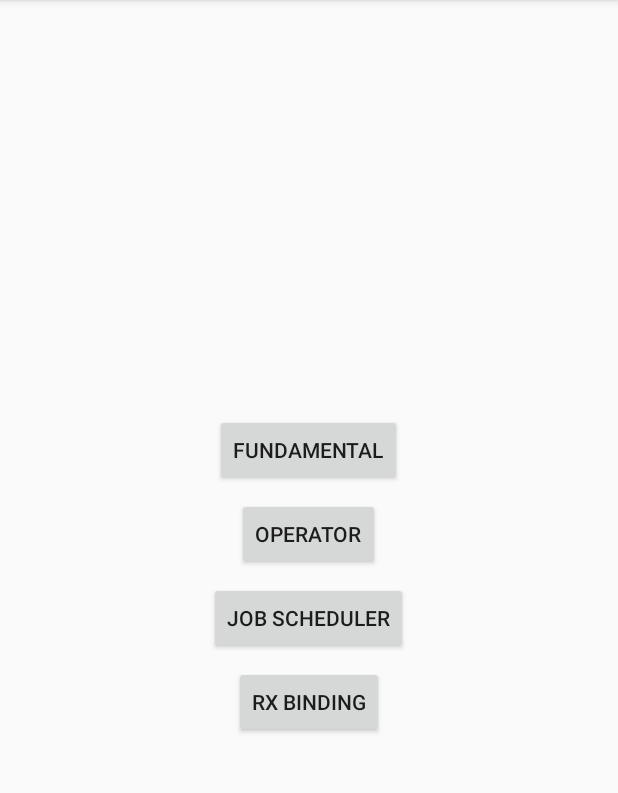
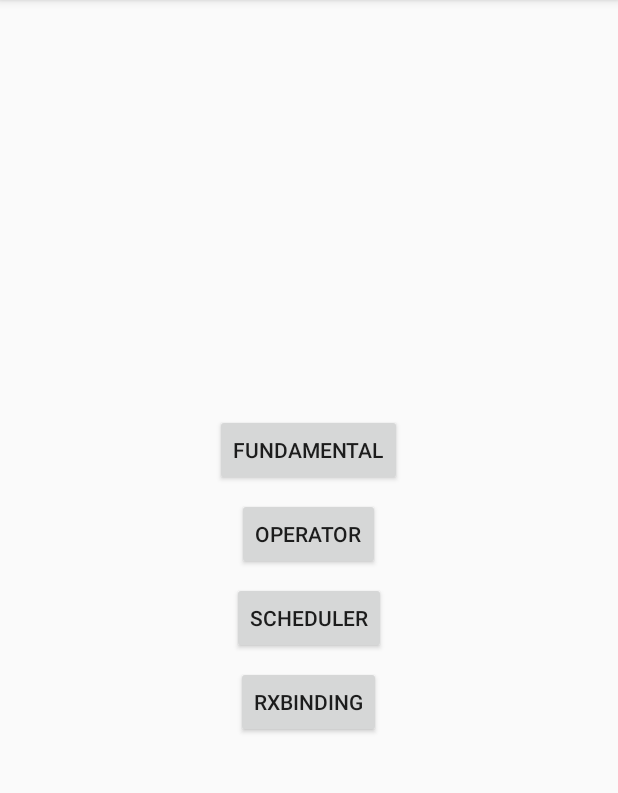
Before and after one commit to JackYoun/RxAndroidTest, an Android app: the screen it shows after launch (MainActivity), on a phone screen of 412 x 824 dp, the part 84-877 px from its top. Run offline under Robolectric (Android 15) with nearby library versions, the phone set to English and light mode, and no system bars.

Commit message:
package 정리, title 변경.

```diff
--- a/app/src/main/java/com/jack/app/rxtest/RxBindingActivity.java
+++ b/app/src/main/java/com/jack/app/rxtest/rxbinding/RxBindingActivity.java
@@ -1,4 +1,4 @@
-package com.jack.app.rxtest;
+package com.jack.app.rxtest.rxbinding;
 
 import android.app.Activity;
 import android.content.Intent;
--- a/app/src/main/java/com/jack/app/rxtest/JobSchedulerActivity.java
+++ b/app/src/main/java/com/jack/app/rxtest/scheduler/SchedulerActivity.java
@@ -1,4 +1,4 @@
-package com.jack.app.rxtest;
+package com.jack.app.rxtest.scheduler;
 
 import android.app.Activity;
 import android.content.Intent;
@@ -8,10 +8,10 @@ import android.support.v7.app.AppCompatActivity;
  * Created by Jack on 2017-01-03.
  */
 
-public class JobSchedulerActivity extends AppCompatActivity {
+public class SchedulerActivity extends AppCompatActivity {
 
     public static void invoke(Activity activity) {
-        Intent intent = new Intent(activity, JobSchedulerActivity.class);
+        Intent intent = new Intent(activity, SchedulerActivity.class);
         activity.startActivity(intent);
     }
 }
--- a/app/src/main/res/layout/activity_main.xml
+++ b/app/src/main/res/layout/activity_main.xml
@@ -17,26 +17,26 @@
         android:id="@+id/btn_fundamental"
         android:layout_width="wrap_content"
         android:layout_height="wrap_content"
-        android:text="fundamental"/>
+        android:text="@string/fundamental"/>
 
     <Button
         android:id="@+id/btn_operator"
         android:layout_width="wrap_content"
         android:layout_height="wrap_content"
         android:layout_marginTop="8dp"
-        android:text="operator"/>
+        android:text="@string/operator"/>
 
     <Button
         android:id="@+id/btn_job_scheduler"
         android:layout_width="wrap_content"
         android:layout_height="wrap_content"
         android:layout_marginTop="8dp"
-        android:text="job scheduler"/>
+        android:text="@string/scheduler"/>
 
     <Button
         android:id="@+id/btn_rx_binding"
         android:layout_width="wrap_content"
         android:layout_height="wrap_content"
         android:layout_marginTop="8dp"
-        android:text="rx binding"/>
+        android:text="@string/rxbinding"/>
 </LinearLayout>
--- a/app/src/main/res/values/strings.xml
+++ b/app/src/main/res/values/strings.xml
@@ -1,4 +1,7 @@
 <resources>
     <string name="app_name">RxTest</string>
     <string name="fundamental">Fundamental</string>
+    <string name="operator">Operator</string>
+    <string name="scheduler">Scheduler</string>
+    <string name="rxbinding">RxBinding</string>
 </resources>
```
Also changed, not shown: app/src/main/AndroidManifest.xml (+9 -0 lines), app/src/main/java/com/jack/app/rxtest/MainActivity.java (+3 -64 lines).
